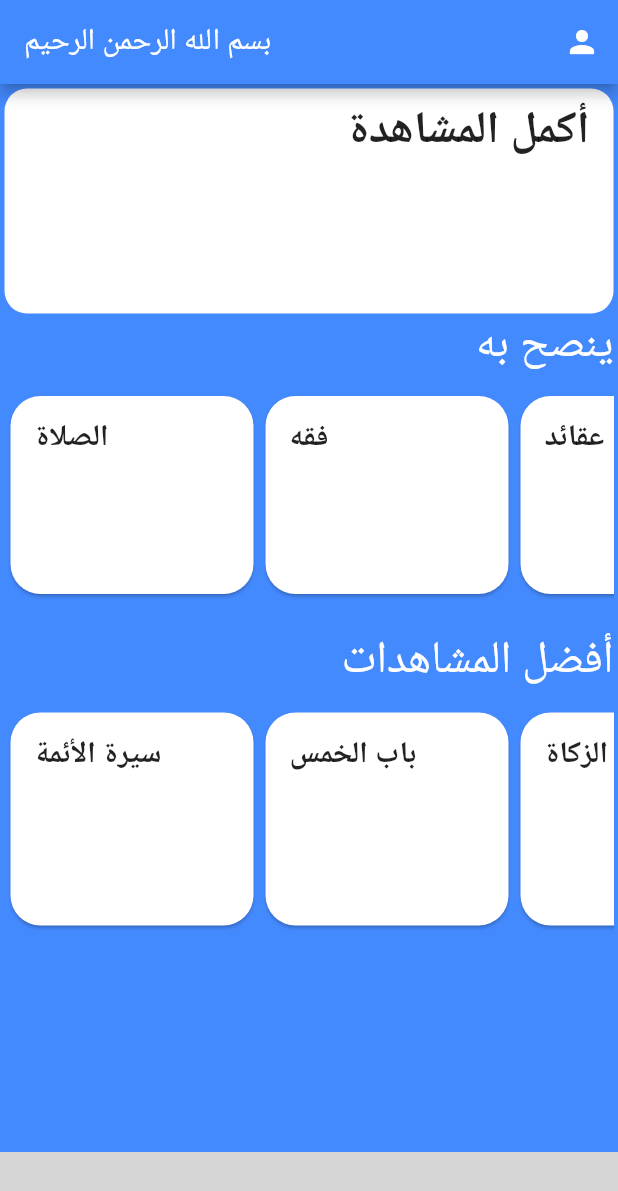
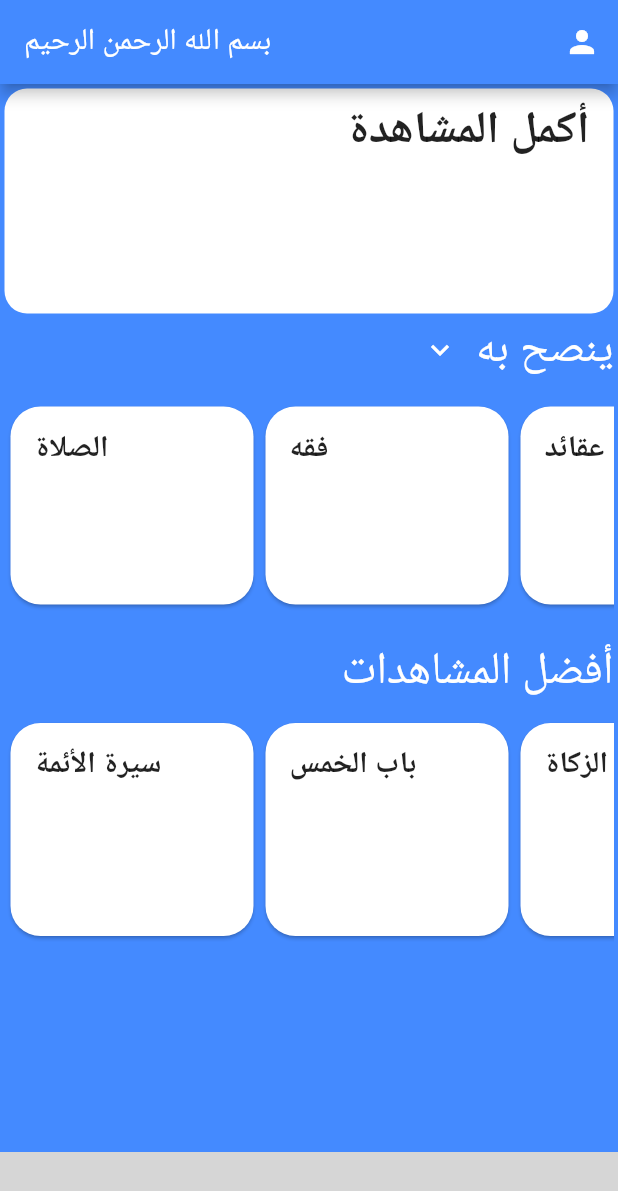
Before and after one commit to AhmedMakhlooq/IappUI, a Flutter app: the screen it shows after launch, on a phone screen of 412 x 824 dp. Shown: the top 1191 px of the screen. Run offline on Flutter 3.47's test engine with Material 2 defaults, Android fonts, the phone set to English and light mode, and no system bars; missing offline and left inert: bmnav; grey boxes are pictures that could not be loaded.

Commit message:
added the drop arrow for the recommended section

```diff
--- a/lib/main.dart
+++ b/lib/main.dart
@@ -1,3 +1,4 @@
+import 'package:flutter/cupertino.dart';
 import 'package:flutter/material.dart';
 import 'package:bmnav/bmnav.dart' as bmnav;
 
@@ -9,7 +10,6 @@ class MyApp extends StatelessWidget {
   Container Courses(String heading) {
     return Container(
         width: 170.0,
-
         child: Card(
           shape:
               RoundedRectangleBorder(borderRadius: BorderRadius.circular(20.0)),
@@ -19,7 +19,6 @@ class MyApp extends StatelessWidget {
                 title: Text(heading,
                     style:
                         TextStyle(fontSize: 20.0, fontWeight: FontWeight.bold)),
-
               ),
             ],
           ),
@@ -31,7 +30,8 @@ class MyApp extends StatelessWidget {
     return MaterialApp(
       home: Scaffold(
         backgroundColor: Colors.blueAccent,
-        appBar: AppBar( // APP BAR
+        appBar: AppBar(
+          // APP BAR
           backgroundColor: Colors.blueAccent,
           title: const Text('بسم الله الرحمن الرحيم'),
           actions: <Widget>[
@@ -48,31 +48,44 @@ class MyApp extends StatelessWidget {
             padding: const EdgeInsets.all(3.0),
             child: Column(
               crossAxisAlignment: CrossAxisAlignment.stretch,
-
               children: <Widget>[
                 Container(
-                  decoration: BoxDecoration(borderRadius: BorderRadius.all(Radius.circular(15.0)),color: Colors.white,),
+                  decoration: BoxDecoration(
+                    borderRadius: BorderRadius.all(Radius.circular(15.0)),
+                    color: Colors.white,
+                  ),
                   height: 150,
-
                   child: ListTile(
-
-                    title: Text('أكمل المشاهدة',
-                        style: TextStyle(
-                            fontSize: 30.0, fontWeight: FontWeight.bold), textAlign: TextAlign.right,),
+                    title: Text(
+                      'أكمل المشاهدة',
+                      style: TextStyle(
+                          fontSize: 30.0, fontWeight: FontWeight.bold),
+                      textAlign: TextAlign.right,
+                    ),
                   ),
                 ),
-                Text('ينصح به',style: TextStyle(fontSize: 30, color: Colors.white),textAlign: TextAlign.right),
-
-
+                Row(
+                  mainAxisAlignment: MainAxisAlignment.end,
+                  children: <Widget>[
+                    IconButton(
+                      icon: Icon(Icons.expand_more),
+                      color: Colors.white,
+                      onPressed: () {
+                        print('the more button has been pressed');
+                      },
+                    ),
+                    Text('ينصح به',
+                        style: TextStyle(fontSize: 30, color: Colors.white),
+                        textAlign: TextAlign.right),
+                  ],
+                ),
                 Container(
                   margin: EdgeInsets.symmetric(vertical: 10.0),
                   padding: EdgeInsets.only(top: 0.0, bottom: 10.0),
-
                   height: 150.0,
                   child: ListView(
                     scrollDirection: Axis.horizontal,
                     children: <Widget>[
-
                       Courses("الصلاة"),
                       Courses("فقه"),
                       Courses("عقائد"),
@@ -80,7 +93,11 @@ class MyApp extends StatelessWidget {
                     ],
                   ),
                 ),
-                Text('أفضل المشاهدات',style: TextStyle(fontSize: 30, color: Colors.white),textAlign: TextAlign.right,),
+                Text(
+                  'أفضل المشاهدات',
+                  style: TextStyle(fontSize: 30, color: Colors.white),
+                  textAlign: TextAlign.right,
+                ),
                 Container(
                   margin: EdgeInsets.symmetric(vertical: 10.0),
                   padding: EdgeInsets.only(top: 0.0),
```
Also changed, not shown: pubspec.lock.
